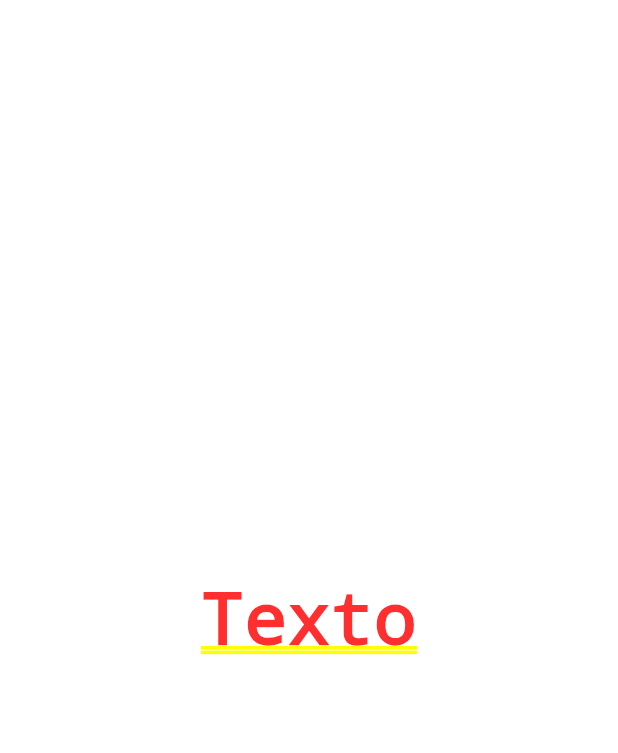
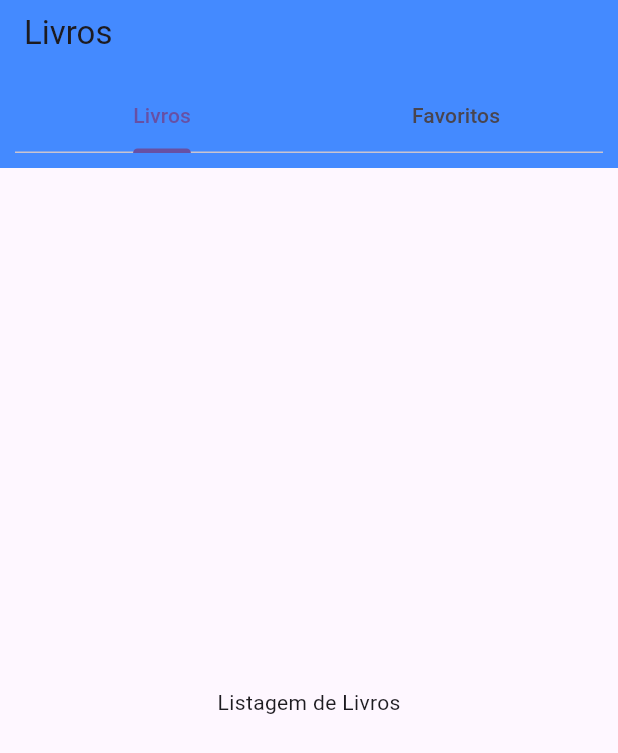
Before and after one commit to jeffersonamaral/ebook_reader, a Flutter app: the screen it shows after launch, on a phone screen of 412 x 824 dp. Shown: the top 753 px of the screen. Run offline on Flutter 3.47's test engine with Material 3 defaults, Android fonts, the phone set to English and light mode, and no system bars.

Commit message:
Criação da estrutura básica do aplicativo.

```diff
--- /dev/null
+++ b/lib/view/home.dart
@@ -0,0 +1,87 @@
+import 'package:async/async.dart';
+import 'package:flutter/material.dart';
+
+class Home extends StatefulWidget {
+  const Home({super.key});
+
+  @override
+  _HomeState createState() => _HomeState();
+}
+
+class _HomeState extends State<Home> with SingleTickerProviderStateMixin, AutomaticKeepAliveClientMixin {
+
+  late TabController _tabController;
+
+  final AsyncMemoizer _memoizerBooks = AsyncMemoizer();
+
+  final AsyncMemoizer _memoizerFavorities = AsyncMemoizer();
+
+  @override
+  bool get wantKeepAlive => true;
+
+  String _title = 'Livros';
+
+  @override
+  void initState() {
+    super.initState();
+
+    _tabController = TabController(
+        length: 2,
+        vsync: this
+    )..addListener(() {
+      setState(() {
+        switch (_tabController.index) {
+          case 0:
+            _title = 'Livros';
+            break;
+          case 1:
+            _title = 'Favoritos';
+            break;
+        }
+      });
+    });
+  }
+
+  @override
+  Widget build(BuildContext context) {
+    super.build(context);
+
+    return Scaffold(
+      appBar: AppBar(
+        backgroundColor: Colors.blueAccent,
+        title: Text(_title),
+          bottom: PreferredSize(
+              preferredSize: const Size(double.infinity, kToolbarHeight),
+              child: Padding(
+                  padding: const EdgeInsets.all(10),
+                  child: Column(
+                    children: [
+                      TabBar(
+                        controller: _tabController,
+                        tabs: const [
+                          Tab(text: 'Livros'),
+                          Tab(text: 'Favoritos'),
+                        ],
+                      )
+                    ],
+                  )
+              )
+          )
+      ),
+      body: TabBarView(
+        controller: _tabController,
+        children: const [
+          Center(child: Text('Listagem de Livros')),
+          Center(child: Text('Listagem de Favoritos')),
+        ],
+      ),
+    );
+  }
+
+  @override
+  void dispose() {
+    _tabController.dispose();
+
+    super.dispose();
+  }
+}
```
Also changed, not shown: lib/main.dart (+11 -6 lines).
